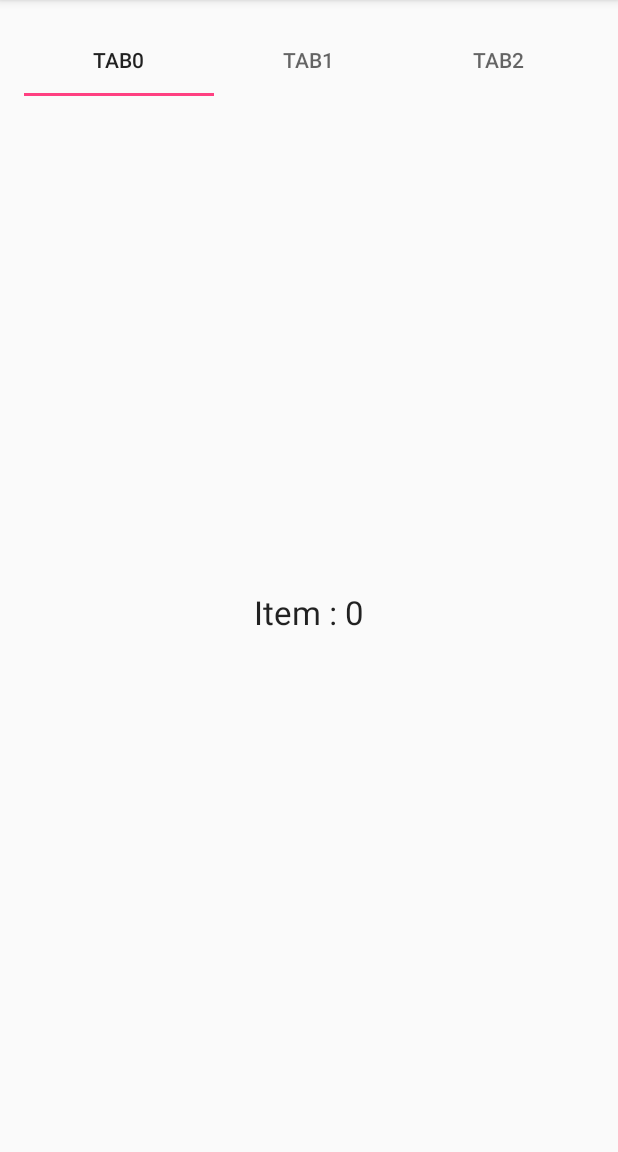
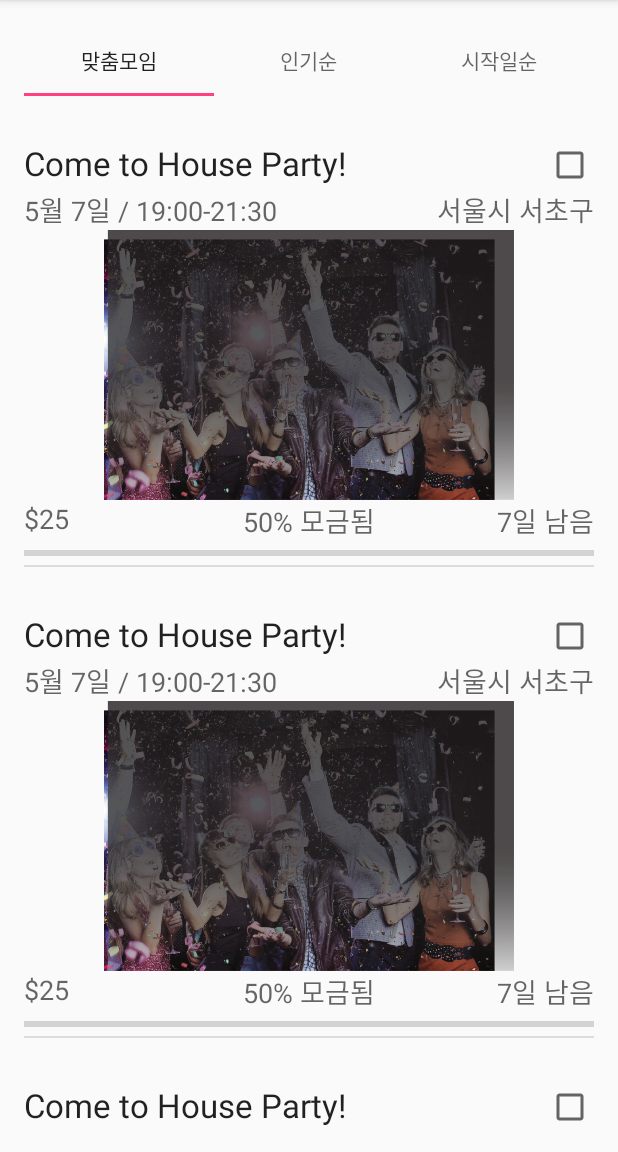
Before and after one commit to rapturekwang/PartyPeople, an Android app: the screen it shows after launch (MainActivity), on a phone screen of 412 x 824 dp, the part 84-1236 px from its top. Run offline under Robolectric (Android 15) with nearby library versions, the phone set to English and light mode, and no system bars.

Commit message:
1st day main page customview

```diff
--- a/app/src/main/java/com/partypeople/www/partypeople/MainActivity.java
+++ b/app/src/main/java/com/partypeople/www/partypeople/MainActivity.java
@@ -22,8 +22,9 @@ public class MainActivity extends AppCompatActivity {
         tabs.setupWithViewPager(pager);
 
         tabs.removeAllTabs();
+        String[] tabTitle = getResources().getStringArray(R.array.tab_name);
         for (int i = 0; i < Constant.NUM_OF_TAB; i++) {
-            tabs.addTab(tabs.newTab().setText("Tab" + i));
+            tabs.addTab(tabs.newTab().setText(tabTitle[i]));
         }
     }
 }
--- /dev/null
+++ b/app/src/main/java/com/partypeople/www/partypeople/MainTabFragmentAdapter.java
@@ -0,0 +1,49 @@
+package com.partypeople.www.partypeople;
+
+import android.support.v7.internal.view.menu.MenuView;
+import android.view.View;
+import android.view.ViewGroup;
+import android.widget.BaseAdapter;
+import android.widget.ImageView;
+
+import java.util.ArrayList;
+import java.util.List;
+
+/**
+ * Created by Tacademy on 2015-10-15.
+ */
+public class MainTabFragmentAdapter extends BaseAdapter {
+    List<PartyItemData> items = new ArrayList<PartyItemData>();
+
+    public void add(PartyItemData item) {
+        items.add(item);
+        notifyDataSetChanged();
+    }
+
+    @Override
+    public int getCount() {
+        return items.size();
+    }
+
+    @Override
+    public Object getItem(int position) {
+        return items.get(position);
+    }
+
+    @Override
+    public long getItemId(int position) {
+        return position;
+    }
+
+    @Override
+     public View getView(int position, View convertView, ViewGroup parent) {
+        PartyItemView view;
+        if(convertView == null) {
+            view = new PartyItemView(parent.getContext());
+        } else {
+            view = (PartyItemView)convertView;
+        }
+        view.setItemData(items.get(position));
+        return view;
+    }
+}
--- a/app/src/main/java/com/partypeople/www/partypeople/MainTabLayoutFragment.java
+++ b/app/src/main/java/com/partypeople/www/partypeople/MainTabLayoutFragment.java
@@ -6,7 +6,10 @@ import android.support.v4.app.Fragment;
 import android.view.LayoutInflater;
 import android.view.View;
 import android.view.ViewGroup;
+import android.widget.AdapterView;
+import android.widget.ListView;
 import android.widget.TextView;
+import android.widget.Toast;
 
 
 /**
@@ -15,12 +18,11 @@ import android.widget.TextView;
  * create an instance of this fragment.
  */
 public class MainTabLayoutFragment extends Fragment {
-    // TODO: Rename parameter arguments, choose names that match
-    // the fragment initialization parameters, e.g. ARG_ITEM_NUMBER
+
     private static final String ARG_NAME = "name";
-
-    // TODO: Rename and change types of parameters
     private String mName;
+    ListView listView;
+    MainTabFragmentAdapter mAdapter;
 
 
     public static MainTabLayoutFragment newInstance(String name) {
@@ -47,9 +49,27 @@ public class MainTabLayoutFragment extends Fragment {
     public View onCreateView(LayoutInflater inflater, ViewGroup container,
                              Bundle savedInstanceState) {
         View view = inflater.inflate(R.layout.fragment_blank, container, false);
-        ((TextView)view.findViewById(R.id.text_name)).setText(mName);
+        //((TextView)view.findViewById(R.id.text_name)).setText(mName);
+        listView = (ListView)view.findViewById(R.id.listView);
+        mAdapter = new MainTabFragmentAdapter();
+        listView.setAdapter(mAdapter);
+
+        initData();
+
         return view;
     }
 
-
+    private void initData() {
+        for (int i = 0; i < 5 ; i++) {
+            PartyItemData d = new PartyItemData();
+            d.title = "Come to House Party!";
+            d.date = "5월 7일 / 19:00-21:30";
+            d.partyImg = getResources().getDrawable(R.drawable.demo_img);
+            d.location = "서울시 서초구";
+            d.price = "$25";
+            d.progress = "50% 모금됨";
+            d.dueDate = "7일 남음";
+            mAdapter.add(d);
+        }
+    }
 }
--- /dev/null
+++ b/app/src/main/java/com/partypeople/www/partypeople/PartyItemData.java
@@ -0,0 +1,17 @@
+package com.partypeople.www.partypeople;
+
+import android.graphics.drawable.Drawable;
+
+/**
+ * Created by Tacademy on 2015-10-15.
+ */
+public class PartyItemData {
+    public Drawable partyImg;
+    public String title;
+    public Boolean bookMark;
+    public String date;
+    public String location;
+    public String price;
+    public String progress;
+    public String dueDate;
+}
--- /dev/null
+++ b/app/src/main/java/com/partypeople/www/partypeople/PartyItemView.java
@@ -0,0 +1,55 @@
+package com.partypeople.www.partypeople;
+
+import android.content.Context;
+import android.media.Image;
+import android.util.AttributeSet;
+import android.widget.CheckBox;
+import android.widget.ImageView;
+import android.widget.RelativeLayout;
+import android.widget.TextView;
+
+/**
+ * Created by Tacademy on 2015-10-15.
+ */
+public class PartyItemView extends RelativeLayout {
+    public PartyItemView(Context context) {
+        super(context);
+        init();
+    }
+
+    public PartyItemView(Context context, AttributeSet attrs) {
+        super(context, attrs);
+        init();
+    }
+
+    TextView titleView, dateView, locationView, priceView, progressView, dueDateView;
+    ImageView partyImgView;
+    CheckBox bookMarkView;
+    PartyItemData mData;
+
+    private void init() {
+        inflate(getContext(), R.layout.view_party_item, this);
+        partyImgView = (ImageView)findViewById(R.id.image_party);
+        titleView = (TextView)findViewById(R.id.text_item_title);
+        dateView = (TextView)findViewById(R.id.text_date);
+        locationView = (TextView)findViewById(R.id.text_location);
+        priceView = (TextView)findViewById(R.id.text_price);
+        progressView = (TextView)findViewById(R.id.text_progress);
+        dueDateView = (TextView)findViewById(R.id.text_duedate);
+        bookMarkView = (CheckBox)findViewById(R.id.chbox_bookmark);
+    }
+
+    public void setItemData(PartyItemData data) {
+        mData = data;
+        if(data.partyImg != null){
+            partyImgView.setImageDrawable(data.partyImg);
+        }
+        titleView.setText(data.title);
+        dateView.setText(data.date);
+        locationView.setText(data.location);
+        priceView.setText(data.price);
+        progressView.setText(data.progress);
+        dueDateView.setText(data.dueDate);
+        //bookMarkView.setChecked(data.bookMark);
+    }
+}
--- a/app/src/main/res/layout/fragment_blank.xml
+++ b/app/src/main/res/layout/fragment_blank.xml
@@ -5,11 +5,9 @@
 
     <!-- TODO: Update blank fragment layout -->
 
-    <TextView
+    <ListView
         android:layout_width="wrap_content"
         android:layout_height="wrap_content"
-        android:textAppearance="?android:attr/textAppearanceLarge"
-        android:text="Large Text"
-        android:id="@+id/text_name"
-        android:layout_gravity="center" />
+        android:id="@+id/listView"
+        android:layout_gravity="left|center_vertical" />
 </FrameLayout>
--- /dev/null
+++ b/app/src/main/res/layout/view_party_item.xml
@@ -0,0 +1,82 @@
+<?xml version="1.0" encoding="utf-8"?>
+<RelativeLayout xmlns:android="http://schemas.android.com/apk/res/android"
+    android:layout_width="match_parent" android:layout_height="wrap_content"
+    android:paddingTop="30dp">
+
+    <TextView
+        android:layout_width="wrap_content"
+        android:layout_height="wrap_content"
+        android:textAppearance="?android:attr/textAppearanceLarge"
+        android:text="Come to house party!"
+        android:id="@+id/text_item_title"
+        android:layout_alignParentTop="true"
+        android:layout_alignParentStart="true" />
+
+    <CheckBox
+        android:layout_width="wrap_content"
+        android:layout_height="wrap_content"
+        android:id="@+id/chbox_bookmark"
+        android:layout_alignParentTop="true"
+        android:layout_alignParentEnd="true"
+        android:checked="false" />
+
+    <TextView
+        android:layout_width="wrap_content"
+        android:layout_height="wrap_content"
+        android:textAppearance="?android:attr/textAppearanceMedium"
+        android:text="5월 7일 / 17:00 - 19:00"
+        android:id="@+id/text_date"
+        android:layout_below="@+id/chbox_bookmark"
+        android:layout_alignParentStart="true" />
+
+    <TextView
+        android:layout_width="wrap_content"
+        android:layout_height="wrap_content"
+        android:textAppearance="?android:attr/textAppearanceMedium"
+        android:text="서울시 서초구"
+        android:id="@+id/text_location"
+        android:layout_below="@+id/chbox_bookmark"
+        android:layout_alignParentEnd="true" />
+
+    <ImageView
+        android:layout_width="match_parent"
+        android:layout_height="180dp"
+        android:id="@+id/image_party"
+        android:layout_below="@+id/text_date"
+        android:layout_alignParentStart="true" />
+
+    <TextView
+        android:layout_width="wrap_content"
+        android:layout_height="wrap_content"
+        android:textAppearance="?android:attr/textAppearanceMedium"
+        android:text="\\25000"
+        android:id="@+id/text_price"
+        android:layout_below="@+id/image_party"
+        android:layout_alignParentStart="true" />
+
+    <TextView
+        android:layout_width="wrap_content"
+        android:layout_height="wrap_content"
+        android:textAppearance="?android:attr/textAppearanceMedium"
+        android:text="51% 모금됨"
+        android:id="@+id/text_progress"
+        android:layout_below="@+id/image_party"
+        android:layout_centerHorizontal="true" />
+
+    <TextView
+        android:layout_width="wrap_content"
+        android:layout_height="wrap_content"
+        android:textAppearance="?android:attr/textAppearanceMedium"
+        android:text="34일 남음"
+        android:id="@+id/text_duedate"
+        android:layout_below="@+id/image_party"
+        android:layout_alignEnd="@+id/text_location" />
+
+    <ProgressBar
+        style="?android:attr/progressBarStyleHorizontal"
+        android:layout_width="match_parent"
+        android:layout_height="wrap_content"
+        android:id="@+id/progressBar"
+        android:layout_below="@+id/text_progress"
+        android:layout_centerHorizontal="true" />
+</RelativeLayout>
--- a/app/src/main/res/values/strings.xml
+++ b/app/src/main/res/values/strings.xml
@@ -1,3 +1,11 @@
 <resources>
     <string name="app_name">PartyPeople</string>
+
+    <string-array name="tab_name">
+        <item>맞춤모임</item>
+        <item>인기순</item>
+        <item>시작일순</item>
+    </string-array>
+
+
 </resources>
```
Also changed, not shown: app/src/main/res/drawable/demo_img.png (added).
